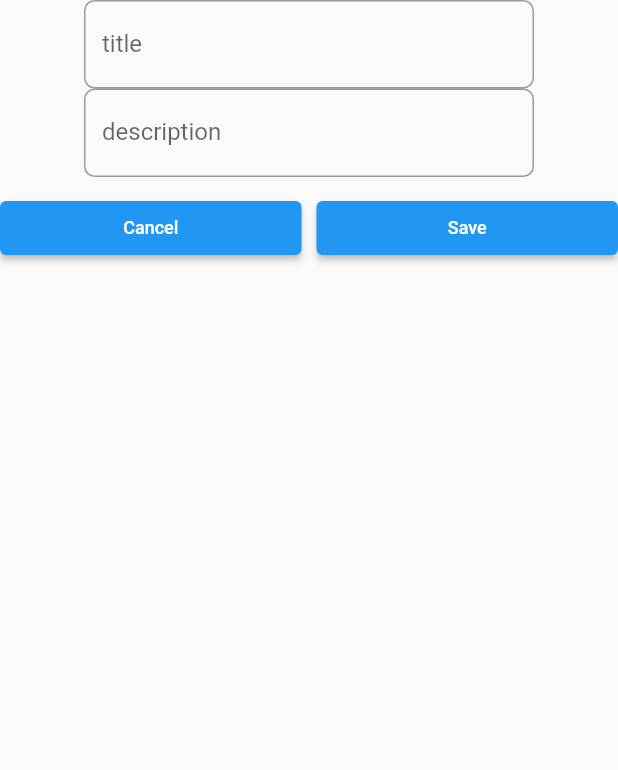
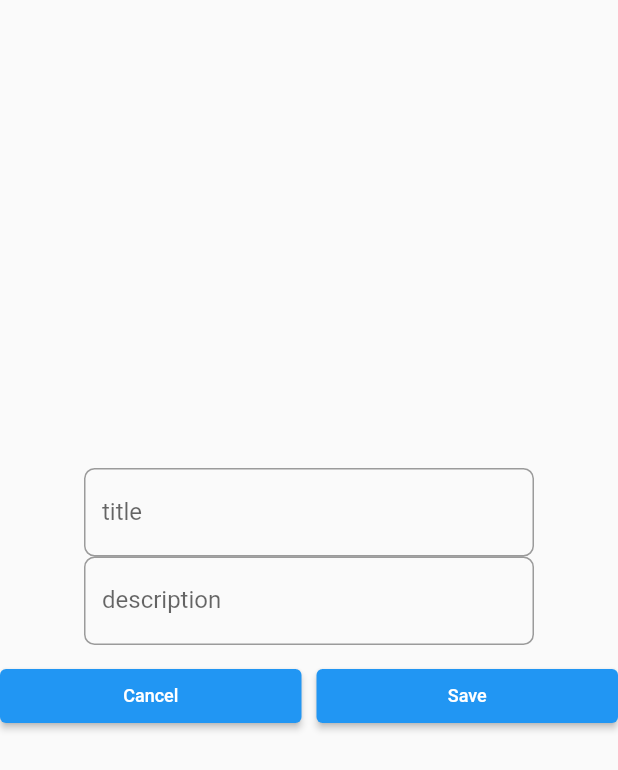
Before and after one commit to Hassan-Ghasemzadeh/TodoAPp, a Flutter app: the screen it shows after launch, after a tap on the "add" icon, on a phone screen of 412 x 824 dp. Shown: the top 770 px of the screen. Run offline on Flutter 3.47's test engine with Material 2 defaults, Android fonts, the phone set to English and light mode, and no system bars; our stand-ins replace bloc, equatable, flutter_bloc, get_it; missing offline and left inert: hemend.

Commit message:
afew changes on code

```diff
--- a/lib/src/injector.dart
+++ b/lib/src/injector.dart
@@ -1,6 +1,6 @@
 import 'package:get_it/get_it.dart';
-import 'package:todoappflutter/src/domain/entities/task_datasource.dart';
-import 'package:todoappflutter/src/domain/repositories/base_task_impl.dart';
+import 'domain/entities/task_datasource.dart';
+import 'domain/repositories/base_task_impl.dart';
 
 GetIt get injector => GetIt.instance;
 
--- a/lib/src/presentation/bloc/homebloc_dart_bloc.dart
+++ b/lib/src/presentation/bloc/homebloc_dart_bloc.dart
@@ -13,7 +13,7 @@ import '../../injector.dart';
 part 'homebloc_dart_event.dart';
 part 'homebloc_dart_state.dart';
 
-class HomeBloc extends Bloc<HomeblocEvent, HomeblocState> {
+class HomeBloc extends Bloc<HomeblocEvent, AllPersonsState> {
   final TaskRepositoryImpl repo = injector<TaskRepositoryImpl>();
   // update usecase
   UpdateTaskUseCases get update => UpdateTaskUseCases(repo);
--- a/lib/src/presentation/views/add_page.dart
+++ b/lib/src/presentation/views/add_page.dart
@@ -76,6 +76,8 @@ class _AddEditViewState extends State<AddEditView> {
   Widget build(BuildContext context) {
     return Center(
       child: Container(
+        width: 500,
+        height: 200,
         child: Column(
           children: [
             //name text field
```
